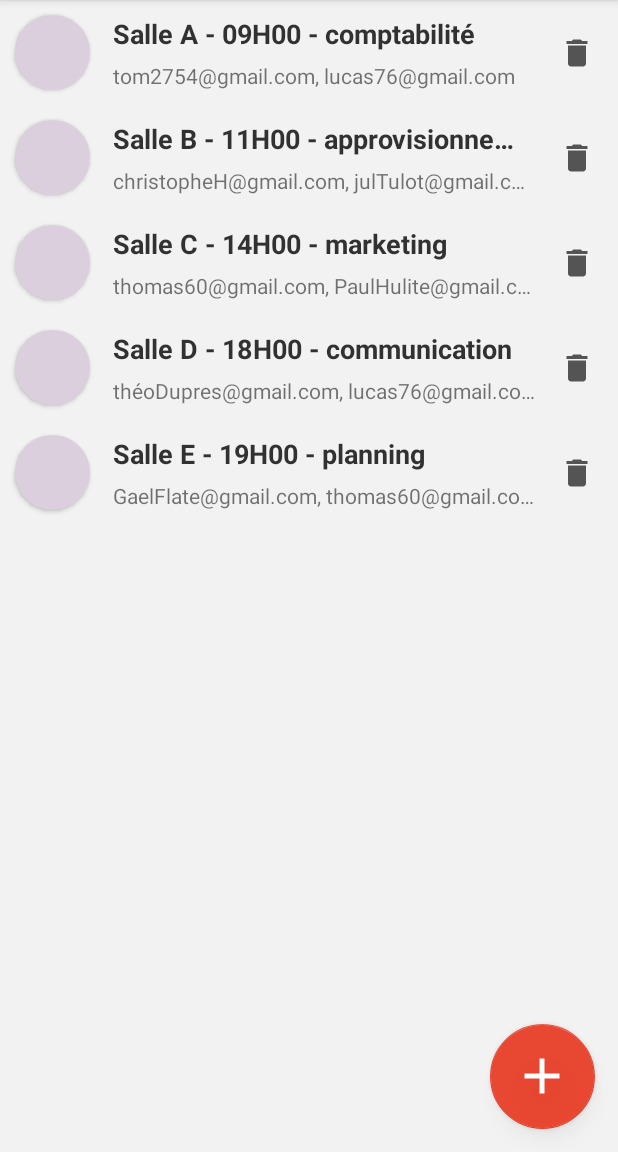
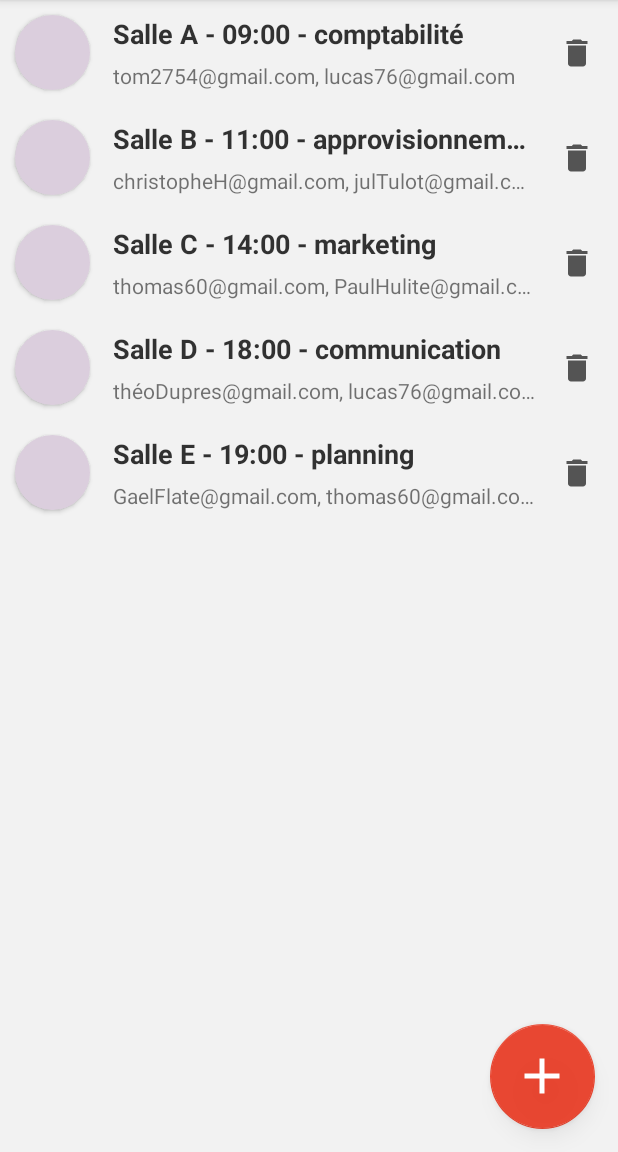
Before and after one commit to loan0901/MaReu, an Android app: the screen it shows after launch (MainActivity), on a phone screen of 412 x 824 dp, the part 84-1236 px from its top. Run offline under Robolectric (Android 15) with nearby library versions, the phone set to English and light mode, and no system bars; our stand-ins replace EventBus.

Commit message:
14/12/2020

```diff
--- a/app/src/main/java/loan/louise/mareu/service/MeetingList.java
+++ b/app/src/main/java/loan/louise/mareu/service/MeetingList.java
@@ -9,11 +9,11 @@ import loan.louise.mareu.model.Meeting;
 public  class MeetingList {
 
     public static List<Meeting> MEETINGLIST = Arrays.asList(
-            new Meeting(1, "Salle A", "09H00","10/12/2020", "comptabilité", "tom2754@gmail.com, lucas76@gmail.com"),
-            new Meeting(2, "Salle B", "11H00","11/12/2020", "approvisionnement", "christopheH@gmail.com, julTulot@gmail.com"),
-            new Meeting(3, "Salle C", "14H00","12/12/2020", "marketing", "thomas60@gmail.com, PaulHulite@gmail.com"),
-            new Meeting(4, "Salle D", "18H00","13/12/2020", "communication", "théoDupres@gmail.com, lucas76@gmail.com"),
-            new Meeting(5, "Salle E", "19H00","14/12/2020", "planning", "GaelFlate@gmail.com, thomas60@gmail.com")
+            new Meeting(1, "Salle A", "09:00","27/12/2020", "comptabilité", "tom2754@gmail.com, lucas76@gmail.com"),
+            new Meeting(2, "Salle B", "11:00","28/12/2020", "approvisionnement", "christopheH@gmail.com, julTulot@gmail.com"),
+            new Meeting(3, "Salle C", "14:00","29/12/2020", "marketing", "thomas60@gmail.com, PaulHulite@gmail.com"),
+            new Meeting(4, "Salle D", "18:00","30/12/2020", "communication", "théoDupres@gmail.com, lucas76@gmail.com"),
+            new Meeting(5, "Salle E", "19:00","31/12/2020", "planning", "GaelFlate@gmail.com, thomas60@gmail.com")
     );
 
     static List<Meeting> generateMeeting() {
--- a/app/src/main/java/loan/louise/mareu/ui/activity/AddMeetingActivity.java
+++ b/app/src/main/java/loan/louise/mareu/ui/activity/AddMeetingActivity.java
@@ -88,7 +88,7 @@ public class AddMeetingActivity extends AppCompatActivity implements DatePickerD
     public void onTimeSet(TimePicker view, int hourOfDay, int minute) {
         Calendar calendar = Calendar.getInstance();
         calendar.set(0, 0, 0, hourOfDay, minute);
-        binding.timePicker.setText(DateFormat.format("hh:mm aa", calendar));
+        binding.timePicker.setText(DateFormat.format("hh:mm", calendar));
     }
 
     private void chipItem(String emailAddress) {
--- a/app/src/main/res/layout/activity_main.xml
+++ b/app/src/main/res/layout/activity_main.xml
@@ -17,13 +17,12 @@
         android:id="@+id/addActivityButton"
         android:layout_width="wrap_content"
         android:layout_height="wrap_content"
-        android:layout_marginRight="15dp"
+        android:layout_marginEnd="15dp"
         android:layout_marginBottom="15dp"
         android:src="@drawable/ic_add_button"
         app:tint="@android:color/white"
         app:backgroundTint="#F3E83F29"
         app:fabCustomSize="70dp"
-        android:clickable="true"
         app:layout_constraintBottom_toBottomOf="parent"
         app:layout_constraintEnd_toEndOf="parent"
         app:maxImageSize="40dp" />
--- a/app/src/main/res/layout/chip_item.xml
+++ b/app/src/main/res/layout/chip_item.xml
@@ -7,6 +7,5 @@
     android:layout_width="wrap_content"
     android:layout_height="wrap_content"
     android:checkable="false"
-    android:text="lloan0901@gmail.com"
     app:chipBackgroundColor="#26000000"
     app:chipMinHeight="35dp" />
--- a/app/src/main/res/layout/meeting_item.xml
+++ b/app/src/main/res/layout/meeting_item.xml
@@ -26,7 +26,7 @@
         android:id="@+id/textViewRoom"
         android:layout_width="0dp"
         android:layout_height="wrap_content"
-        android:layout_marginLeft="15dp"
+        android:layout_marginStart="15dp"
         android:layout_marginTop="10dp"
         android:singleLine="true"
         android:textColor="#CC000000"
@@ -40,7 +40,7 @@
         android:id="@+id/textViewMail"
         android:layout_width="0dp"
         android:layout_height="wrap_content"
-        android:layout_marginLeft="15dp"
+        android:layout_marginStart="15dp"
         android:layout_marginBottom="10dp"
         android:ellipsize="end"
         android:lines="1"
--- a/app/src/main/res/values/strings.xml
+++ b/app/src/main/res/values/strings.xml
@@ -6,6 +6,11 @@
     <string name="filterByRoom">Filtrer par Salle</string>
     <string name="filterByDate">Filtrer par date</string>
     <string name="cancel">Annuler</string>
+    <string name="eMail">Adresse E-mail :</string>
+    <string name="subject">Sujet de la réunion :</string>
+    <string name="date">select date</string>
+    <string name="time">select time</string>
+    <string name="room">Salle de Réunion :</string>
 
     <string-array name="meeting_room">
         <item>Salle A</item>
```
Also changed, not shown: app/src/main/res/layout-land/add_meeting.xml (+6 -6 lines), app/src/main/res/layout/add_meeting.xml (+5 -5 lines), 1 other file.
